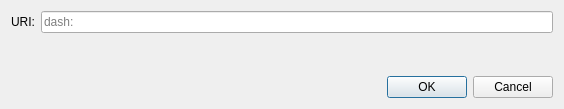
Before: the Qt Designer form src/qt/forms/openuridialog.ui in LKSCOIN/lkscoin-core, drawn with Qt 5.
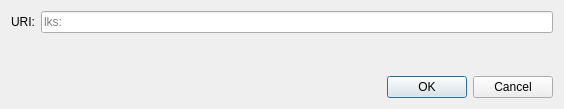
After: the same form once the commit is applied. Custom widgets are drawn as their Qt base class.

Commit message:
rebrand: dash -> lks (mechanical, no behavior change)
Same script as the 0.17 port, with one fix: binary assets are now excluded from
the string replacement. The first port corrupted the bundled Montserrat fonts by
renaming the 'endash'/'emdash' glyph names inside the OTF files, which broke the
font table checksums and made lks-qt fail at startup with 'Failed to load
application fonts'.

External library names are preserved (bls-dash, univalue, leveldb, secp256k1).

```diff
--- a/src/qt/forms/openuridialog.ui
+++ b/src/qt/forms/openuridialog.ui
@@ -26,7 +26,7 @@
      <item>
       <widget class="QValidatedLineEdit" name="uriEdit">
        <property name="placeholderText">
-        <string notr="true">dash:</string>
+        <string notr="true">lks:</string>
        </property>
       </widget>
      </item>
```
The commit also changes 763 other files.
